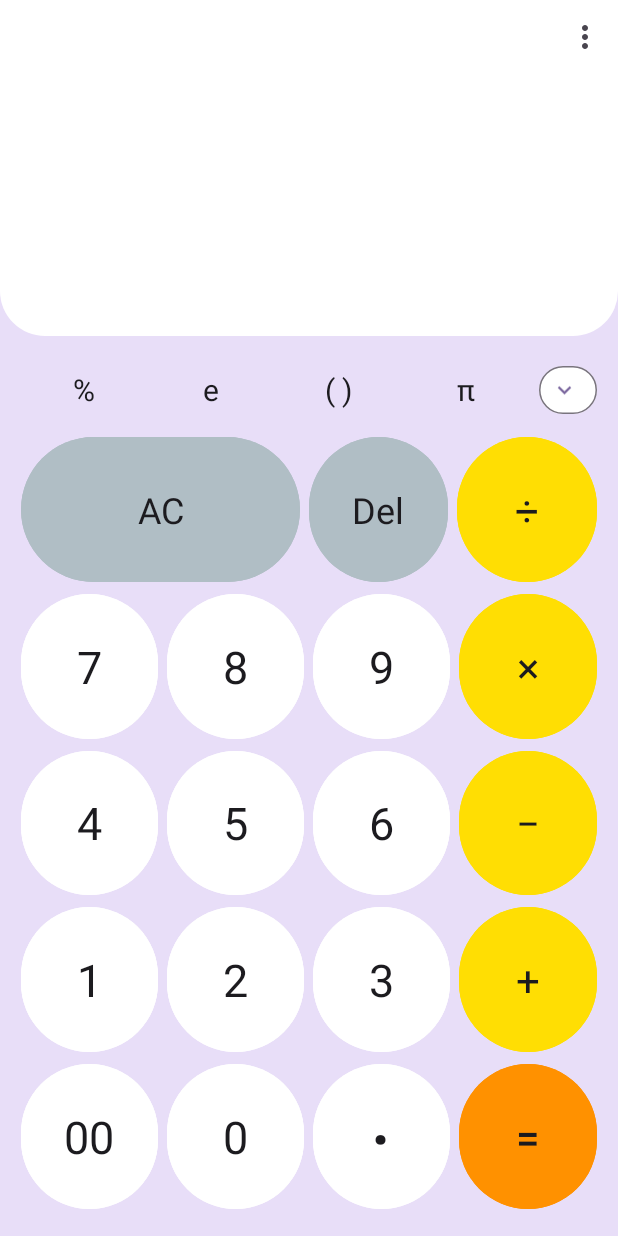
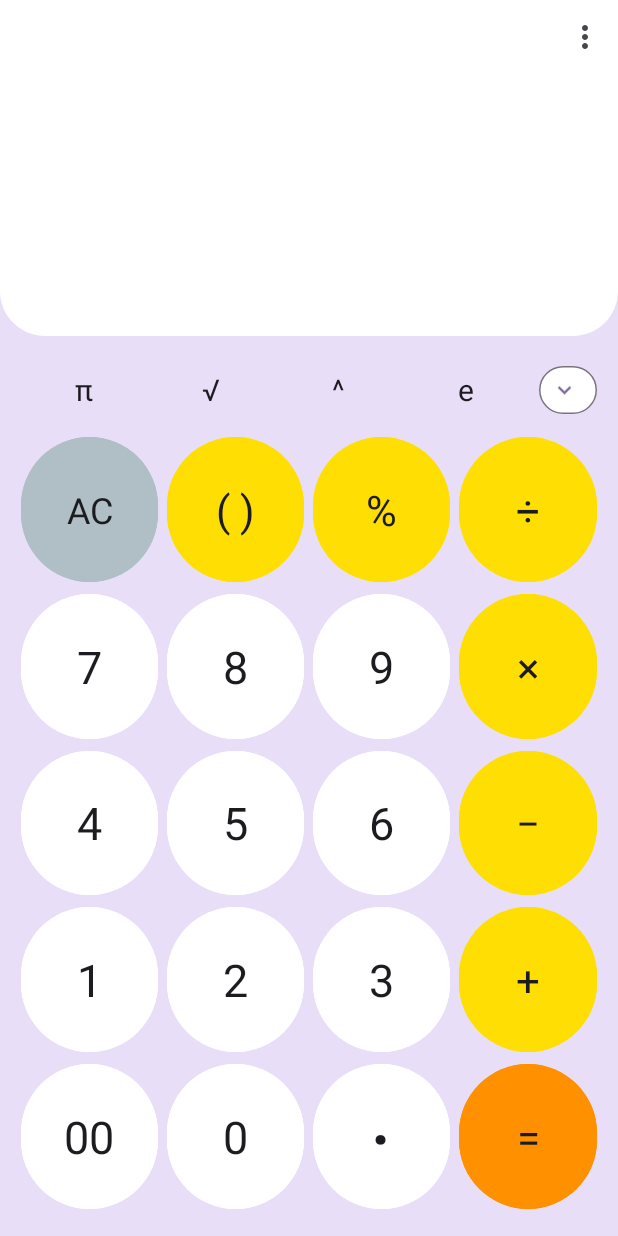
Before and after one commit to Nnamodi/Calculator, an Android app: the screen it shows after launch (MainActivity), on a phone screen of 412 x 824 dp. Run offline under Robolectric (Android 15) with nearby library versions, the phone set to English and light mode, and no system bars; our stand-ins replace data binding, navigation-ui; libraries missing offline, so code that uses them is left out: com.udojava.evalex; 1 statement that could not run was skipped.

Commit message:
New design

```diff
--- a/app/src/main/java/com/roland/android/calculator/ui/CalculatorFragment.kt
+++ b/app/src/main/java/com/roland/android/calculator/ui/CalculatorFragment.kt
@@ -69,14 +69,13 @@ class CalculatorFragment : Fragment() {
             // enter digits
             setOf(button00, button0, button1, button2, button3, button4, button5, button6, button7, button8, button9)
                 .forEach {
-                val digit = it?.text.toString()
-                it?.setOnClickListener { calcViewModel.onAction(CalculatorActions.Numbers(digit)) }
+                val digit = it.text.toString()
+                it.setOnClickListener { calcViewModel.onAction(CalculatorActions.Numbers(digit)) }
             }
             // operators
-            setOf(add, subtract, divide, multiply, modulus, euler, bracket).forEach {
-                val symbol = it.text.toString()
-                it.setOnClickListener {
-                    val action = when (symbol) {
+            setOf(add, subtract, divide, multiply, modulus, euler, bracket).forEach { button ->
+                button.setOnClickListener {
+                    val action = when (button.text) {
                         ADD -> CalculatorActions.Operators(CalculatorOperations.Add)
                         MINUS -> CalculatorActions.Operators(CalculatorOperations.Subtract)
                         DIVIDE -> CalculatorActions.Operators(CalculatorOperations.Divide)
@@ -103,18 +102,17 @@ class CalculatorFragment : Fragment() {
                 }
             }
             // other buttons
-            setOf(square, squareRoot, pi, log, buttonAc, buttonDel, equals, decimal).forEach {
-                val input = it.text.toString()
-                it.setOnClickListener {
-                    val action = when (input) {
-                        "^" -> CalculatorActions.Square
+            setOf(square, squareRoot, pi, log, buttonAc, equals, decimal).forEach { button ->
+                button.setOnClickListener {
+                    val action = when (button.text) {
+                        SQUARE -> CalculatorActions.Square
                         "x²" -> CalculatorActions.SquareInv
                         "√" -> CalculatorActions.SquareRoot
                         PI -> CalculatorActions.Pi
                         "log" -> CalculatorActions.Log
                         INV_LOG -> CalculatorActions.LogInv
                         "AC" -> CalculatorActions.Clear
-                        "Del" -> CalculatorActions.Delete
+                        "C" -> CalculatorActions.Delete
                         "=" -> CalculatorActions.Calculate
                         else -> CalculatorActions.Decimal // "·"
                     }
@@ -138,6 +136,8 @@ class CalculatorFragment : Fragment() {
                     result?.text = it.result
                     // giving binding-layout variable a value
                     error = it.error
+
+                    deleteButtonText = delButtonText(it.input)
                     degRadConfig()
                 }
             }
@@ -167,6 +167,21 @@ class CalculatorFragment : Fragment() {
         }
         setupMenuItem()
         return binding.root
+    }
+
+    private fun delButtonText(input: String): String {
+        return when {
+            input.length <= 1 -> getString(R.string.ac)
+            input == ROOT -> getString(R.string.ac)
+            input == SIN -> getString(R.string.ac)
+            input == COS -> getString(R.string.ac)
+            input == TAN -> getString(R.string.ac)
+            input == LOG -> getString(R.string.ac)
+            input == SIN_INV -> getString(R.string.ac)
+            input == COS_INV -> getString(R.string.ac)
+            input == TAN_INV -> getString(R.string.ac)
+            else -> getString(R.string.del)
+        }
     }
 
     private fun degRadConfig(clicked: Boolean = false) {
--- a/app/src/main/res/layout-land/fragment_calculator.xml
+++ b/app/src/main/res/layout-land/fragment_calculator.xml
@@ -7,6 +7,7 @@
         <import type="android.view.View"/>
         <variable name="error" type="Boolean" />
         <variable name="deg_rad_value" type="String" />
+        <variable name="deleteButtonText" type="String" />
     </data>
 
     <androidx.constraintlayout.widget.ConstraintLayout
@@ -71,30 +72,19 @@
             app:layout_constraintTop_toBottomOf="@+id/digits_field">
 
             <Button
-                android:id="@+id/modulus"
-                style="@style/ScientificButton"
-                android:text="@string/modulus" />
-
-            <Button
-                android:id="@+id/euler"
-                style="@style/ScientificButton"
-                android:text="@string/euler" />
-
-            <Button
-                android:id="@+id/bracket"
-                style="@style/ScientificButton"
-                android:text="@string/bracket" />
-
-            <Button
                 android:id="@+id/pi"
                 style="@style/ScientificButton"
-                android:layout_marginEnd="@dimen/marginEnd"
                 android:text="@string/pi" />
 
             <Button
-                android:id="@+id/button_ac"
-                style="@style/DeleteButton"
-                android:text="@string/ac" />
+                android:id="@+id/square_root"
+                style="@style/ScientificButton"
+                android:text="@string/square_root" />
+
+            <Button
+                android:id="@+id/square"
+                style="@style/ScientificButton"
+                android:text="@string/square" />
 
             <Button
                 android:id="@+id/button_7"
@@ -112,15 +102,17 @@
                 android:text="@string/_9" />
 
             <Button
-                android:id="@+id/subtract"
+                android:id="@+id/divide"
                 style="@style/OperatorButton"
-                android:layout_marginEnd="3dp"
-                android:text="@string/subtract" />
+                android:layout_marginEnd="@dimen/buttonMarginEnd"
+                android:text="@string/divide" />
 
             <Button
-                android:id="@+id/divide"
-                style="@style/OperatorButton"
-                android:text="@string/divide" />
+                android:id="@+id/button_ac"
+                android:layout_marginEnd="0dp"
+                style="@style/DeleteButton"
+                android:text="@{deleteButtonText}"
+                tools:text="@string/ac" />
         </LinearLayout>
 
         <LinearLayout
@@ -135,31 +127,19 @@
             app:layout_constraintTop_toBottomOf="@+id/row_4">
 
             <Button
-                android:id="@+id/deg_rad"
+                android:id="@+id/euler"
                 style="@style/ScientificButton"
-                android:text="@{deg_rad_value}"
-                tools:text="@string/degree" />
+                android:text="@string/euler" />
+
+            <Button
+                android:id="@+id/natural_log"
+                style="@style/ScientificButton"
+                android:text="@string/natural_log" />
 
             <Button
                 android:id="@+id/log"
                 style="@style/ScientificButton"
                 android:text="@string/logarithm" />
-
-            <Button
-                android:id="@+id/square_root"
-                style="@style/ScientificButton"
-                android:text="@string/square_root" />
-
-            <Button
-                android:id="@+id/square"
-                style="@style/ScientificButton"
-                android:layout_marginEnd="@dimen/marginEnd"
-                android:text="@string/square" />
-
-            <Button
-                android:id="@+id/button_del"
-                style="@style/DeleteButton"
-                android:text="@string/del" />
 
             <Button
                 android:id="@+id/button_4"
@@ -177,15 +157,15 @@
                 android:text="@string/_6" />
 
             <Button
-                android:id="@+id/add"
+                android:id="@+id/multiply"
                 style="@style/OperatorButton"
-                android:layout_marginEnd="3dp"
-                android:text="@string/add" />
+                android:layout_marginEnd="@dimen/buttonMarginEnd"
+                android:text="@string/multiply" />
 
             <Button
-                android:id="@+id/multiply"
+                android:id="@+id/bracket"
                 style="@style/OperatorButton"
-                android:text="@string/multiply" />
+                android:text="@string/bracket" />
         </LinearLayout>
 
         <LinearLayout
@@ -194,16 +174,10 @@
             android:layout_height="0dp"
             android:layout_marginStart="@dimen/margin"
             android:layout_marginEnd="@dimen/margin"
-            android:layout_marginBottom="10dp"
-            app:layout_constraintBottom_toBottomOf="parent"
+            app:layout_constraintBottom_toTopOf="@+id/row_1"
             app:layout_constraintEnd_toEndOf="parent"
             app:layout_constraintStart_toStartOf="parent"
             app:layout_constraintTop_toBottomOf="@+id/row_3">
-
-            <Button
-                android:id="@+id/inv"
-                style="@style/ScientificButton"
-                android:text="@string/inverse" />
 
             <Button
                 android:id="@+id/sin"
@@ -218,13 +192,7 @@
             <Button
                 android:id="@+id/tan"
                 style="@style/ScientificButton"
-                android:layout_marginEnd="@dimen/marginEnd"
                 android:text="@string/tangent" />
-
-            <Button
-                android:id="@+id/button_0"
-                style="@style/NumberButton"
-                android:text="@string/_0" />
 
             <Button
                 android:id="@+id/button_1"
@@ -242,6 +210,56 @@
                 android:text="@string/_3" />
 
             <Button
+                android:id="@+id/subtract"
+                style="@style/OperatorButton"
+                android:layout_marginEnd="@dimen/buttonMarginEnd"
+                android:text="@string/subtract" />
+
+            <Button
+                android:id="@+id/modulus"
+                style="@style/OperatorButton"
+                android:text="@string/modulus" />
+        </LinearLayout>
+
+        <LinearLayout
+            android:id="@+id/row_1"
+            android:layout_width="match_parent"
+            android:layout_height="0dp"
+            android:layout_marginStart="@dimen/margin"
+            android:layout_marginEnd="@dimen/margin"
+            android:layout_marginBottom="10dp"
+            app:layout_constraintBottom_toBottomOf="parent"
+            app:layout_constraintEnd_toEndOf="parent"
+            app:layout_constraintStart_toStartOf="parent"
+            app:layout_constraintTop_toBottomOf="@+id/row_2">
+
+            <Button
+                android:id="@+id/deg_rad"
+                style="@style/ScientificButton"
+                android:text="@{deg_rad_value}"
+                tools:text="@string/degree" />
+
+            <Button
+                android:id="@+id/factorial"
+                style="@style/ScientificButton"
+                android:text="@string/factorial" />
+
+            <Button
+                android:id="@+id/inv"
+                style="@style/ScientificButton"
+                android:text="@string/inverse" />
+
+            <Button
+                android:id="@+id/button_00"
+                style="@style/NumberButton"
+                android:text="@string/_00" />
+
+            <Button
+                android:id="@+id/button_0"
+                style="@style/NumberButton"
+                android:text="@string/_0" />
+
+            <Button
                 android:id="@+id/decimal"
                 style="@style/NumberButton"
                 android:text="@string/decimal"
@@ -249,18 +267,16 @@
                 app:autoSizeMinTextSize="22sp" />
 
             <Button
+                android:id="@+id/add"
+                style="@style/OperatorButton"
+                android:layout_marginEnd="@dimen/buttonMarginEnd"
+                android:text="@string/add" />
+
+            <Button
                 android:id="@+id/equals"
-                android:layout_width="0dp"
-                android:layout_height="match_parent"
-                android:layout_weight="1"
+                style="@style/OperatorButton"
                 android:backgroundTint="@color/orange"
-                android:text="@string/equals"
-                android:textColor="@color/black"
-                app:autoSizeMaxTextSize="22sp"
-                app:autoSizeMinTextSize="12sp"
-                app:autoSizeStepGranularity="2sp"
-                app:autoSizeTextType="uniform"
-                tools:ignore="TextContrastCheck" />
+                android:text="@string/equals" />
         </LinearLayout>
     </androidx.constraintlayout.widget.ConstraintLayout>
 </layout>
--- a/app/src/main/res/layout/fragment_calculator.xml
+++ b/app/src/main/res/layout/fragment_calculator.xml
@@ -8,6 +8,7 @@
         <variable name="error" type="Boolean" />
         <variable name="expand" type="Boolean" />
         <variable name="deg_rad_value" type="String" />
+        <variable name="deleteButtonText" type="String" />
     </data>
 
     <androidx.constraintlayout.widget.ConstraintLayout
@@ -88,25 +89,25 @@
             app:layout_constraintTop_toBottomOf="@+id/digits_field">
 
             <Button
-                android:id="@+id/modulus"
+                android:id="@+id/pi"
                 style="@style/ScientificButton"
-                android:text="@string/modulus" />
+                android:text="@string/pi" />
+
+            <Button
+                android:id="@+id/square_root"
+                style="@style/ScientificButton"
+                android:text="@string/square_root" />
+
+            <Button
+                android:id="@+id/square"
+                style="@style/ScientificButton"
+                android:text="@string/square" />
 
             <Button
                 android:id="@+id/euler"
                 style="@style/ScientificButton"
+                android:layout_marginEnd="@dimen/marginEnd"
                 android:text="@string/euler" />
-
-            <Button
-                android:id="@+id/bracket"
-                style="@style/ScientificButton"
-                android:text="@string/bracket" />
-
-            <Button
-                android:id="@+id/pi"
-                style="@style/ScientificButton"
-                android:layout_marginEnd="@dimen/marginEnd"
-                android:text="@string/pi" />
 
             <com.google.android.material.chip.Chip
                 android:id="@+id/expand_button"
@@ -137,26 +138,25 @@
             app:layout_constraintTop_toBottomOf="@id/row_6">
 
             <Button
-                android:id="@+id/deg_rad"
+                android:id="@+id/sin"
                 style="@style/ScientificButton"
-                android:text="@{deg_rad_value}"
-                tools:text="@string/degree"/>
+                android:text="@string/sine" />
 
             <Button
-                android:id="@+id/log"
+                android:id="@+id/cos"
                 style="@style/ScientificButton"
-                android:text="@string/logarithm" />
+                android:text="@string/cosine" />
 
             <Button
-                android:id="@+id/square_root"
+                android:id="@+id/tan"
                 style="@style/ScientificButton"
-                android:text="@string/square_root" />
+                android:text="@string/tangent" />
 
             <Button
-                android:id="@+id/square"
+                android:id="@+id/natural_log"
                 style="@style/ScientificButton"
                 android:layout_marginEnd="@dimen/marginEnd"
-                android:text="@string/square" />
+                android:text="@string/natural_log" />
         </LinearLayout>
 
         <LinearLayout
@@ -174,25 +174,26 @@
             app:layout_constraintTop_toBottomOf="@id/hidden_row_2">
 
             <Button
+                android:id="@+id/deg_rad"
+                style="@style/ScientificButton"
+                android:text="@{deg_rad_value}"
+                tools:text="@string/degree"/>
+
+            <Button
+                android:id="@+id/log"
+                style="@style/ScientificButton"
+                android:text="@string/logarithm" />
+
+            <Button
+                android:id="@+id/factorial"
+                style="@style/ScientificButton"
+                android:text="@string/factorial" />
+
+            <Button
                 android:id="@+id/inv"
                 style="@style/ScientificButton"
+                android:layout_marginEnd="@dimen/marginEnd"
                 android:text="@string/inverse" />
-
-            <Button
-                android:id="@+id/sin"
-                style="@style/ScientificButton"
-                android:text="@string/sine" />
-
-            <Button
-                android:id="@+id/cos"
-                style="@style/ScientificButton"
-                android:text="@string/cosine" />
-
-            <Button
-                android:id="@+id/tan"
-                style="@style/ScientificButton"
-                android:layout_marginEnd="@dimen/marginEnd"
-                android:text="@string/tangent" />
         </LinearLayout>
 
         <LinearLayout
@@ -211,14 +212,20 @@
             <Button
                 android:id="@+id/button_ac"
                 style="@style/DeleteButton"
-                android:layout_weight="2"
-                android:text="@string/ac" />
+                android:text="@{deleteButtonText}"
+                tools:text="@string/ac" />
 
             <Button
-                android:id="@+id/button_del"
-                style="@style/DeleteButton"
-                android:text="@string/del"
-                android:textAllCaps="false" />
+                android:id="@+id/bracket"
+                style="@style/OperatorButton"
+                android:layout_marginEnd="@dimen/buttonMarginEnd"
+                android:text="@string/bracket" />
+
+            <Button
+                android:id="@+id/modulus"
+                style="@style/OperatorButton"
+                android:layout_marginEnd="@dimen/buttonMarginEnd"
+                android:text="@string/modulus" />
 
             <Button
                 android:id="@+id/divide"
@@ -357,17 +364,9 @@
 
             <Button
                 android:id="@+id/equals"
-                android:layout_width="0dp"
-                android:layout_height="match_parent"
-                android:layout_weight="1"
+                style="@style/OperatorButton"
                 android:backgroundTint="@color/orange"
-                android:text="@string/equals"
-                android:textColor="@color/black"
-                app:autoSizeMaxTextSize="28sp"
-                app:autoSizeMinTextSize="12sp"
-                app:autoSizeStepGranularity="2sp"
-                app:autoSizeTextType="uniform"
-                tools:ignore="TextContrastCheck" />
+                android:text="@string/equals" />
         </LinearLayout>
     </androidx.constraintlayout.widget.ConstraintLayout>
 </layout>
--- a/app/src/main/res/values-land/dimen.xml
+++ b/app/src/main/res/values-land/dimen.xml
@@ -1,12 +1,13 @@
 <?xml version="1.0" encoding="utf-8"?>
 <resources>
-    <dimen name="buttonMarginEnd">3dp</dimen>
     <dimen name="marginEnd">6dp</dimen>
     <dimen name="margin">14dp</dimen>
     <!-- Scientific button -->
+    <dimen name="sciMarginEnd">12dp</dimen>
     <dimen name="maxSciTextSize">18dp</dimen>
     <dimen name="minSciTextSize">8dp</dimen>
     <!-- Number button -->
+    <dimen name="buttonMarginEnd">12dp</dimen>
     <dimen name="maxNumTextSize">22dp</dimen>
     <dimen name="minNumTextSize">10dp</dimen>
     <!-- Operator button -->
--- a/app/src/main/res/values/dimen.xml
+++ b/app/src/main/res/values/dimen.xml
@@ -1,12 +1,13 @@
 <?xml version="1.0" encoding="utf-8"?>
 <resources>
-    <dimen name="buttonMarginEnd">6dp</dimen>
     <dimen name="marginEnd">6dp</dimen>
     <dimen name="margin">14dp</dimen>
     <!-- Scientific button -->
+    <dimen name="sciMarginEnd">0dp</dimen>
     <dimen name="maxSciTextSize">24dp</dimen>
     <dimen name="minSciTextSize">10dp</dimen>
     <!-- Number button -->
+    <dimen name="buttonMarginEnd">6dp</dimen>
     <dimen name="maxNumTextSize">30dp</dimen>
     <dimen name="minNumTextSize">12dp</dimen>
     <!-- Operator button -->
--- a/app/src/main/res/values/strings.xml
+++ b/app/src/main/res/values/strings.xml
@@ -1,7 +1,7 @@
 <resources>
     <string name="app_name">Calculator</string>
     <string name="ac">AC</string>
-    <string name="del">Del</string>
+    <string name="del">C</string>
     <string name="divide">÷</string>
     <string name="_7">7</string>
     <string name="_8">8</string>
--- a/app/src/main/res/values/styles.xml
+++ b/app/src/main/res/values/styles.xml
@@ -3,7 +3,8 @@
     <!-- Scientific buttons -->
     <style name="ScientificButton" parent="Widget.Material3.Button.TextButton">
         <item name="android:layout_width">0dp</item>
-        <item name="android:layout_height">wrap_content</item>
+        <item name="android:layout_height">match_parent</item>
+        <item name="android:layout_marginEnd">@dimen/sciMarginEnd</item>
         <item name="android:layout_weight">1</item>
         <item name="android:textAppearance">@style/TextAppearance.AppCompat.Body1</item>
         <item name="android:textColor">?attr/colorOnSurface</item>
```
